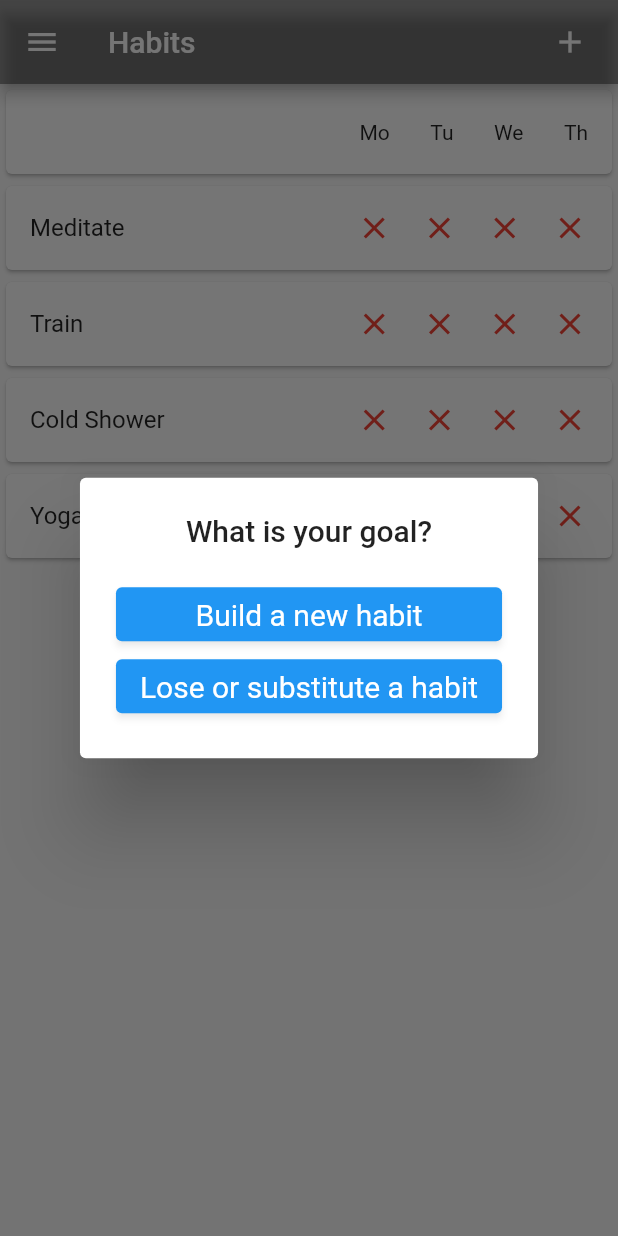
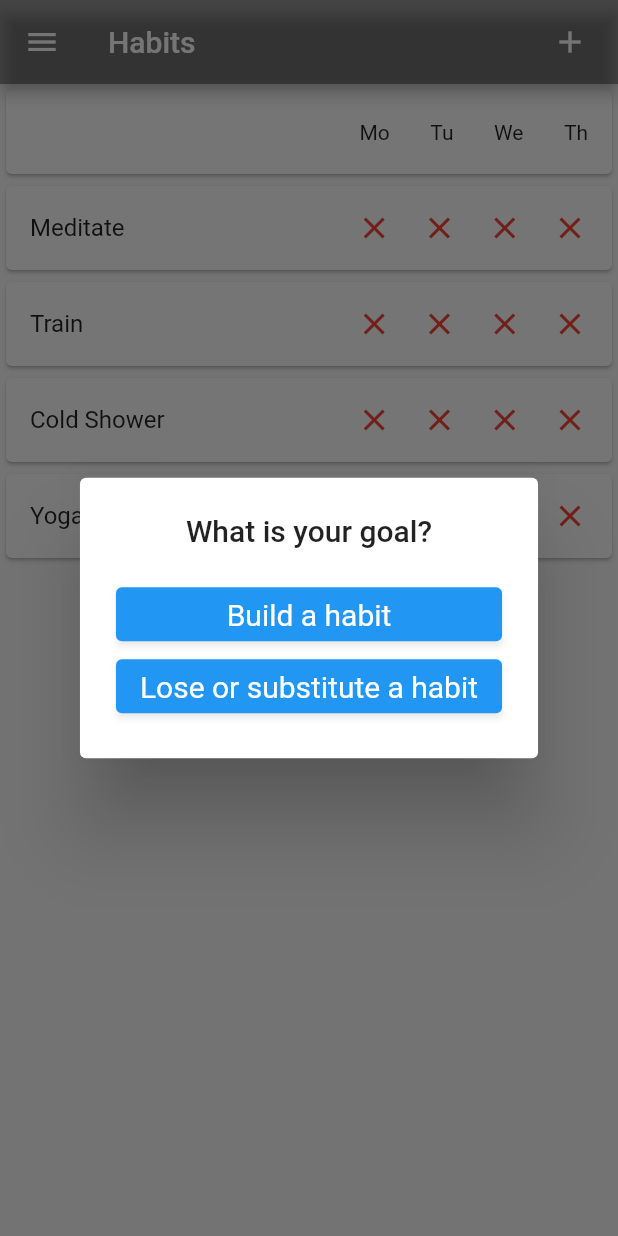
Before and after one commit to renatomameli/Flutter-To-Do-App, a Flutter app: the screen it shows after launch, after a tap on the "add" icon, on a phone screen of 412 x 824 dp. Run offline on Flutter 3.47's test engine with Material 2 defaults, Android fonts, the phone set to English and light mode, and no system bars.

```diff
--- a/lib/main/AddHabitDialog.dart
+++ b/lib/main/AddHabitDialog.dart
@@ -1,41 +1,21 @@
 import 'package:flutter/material.dart';
+import 'package:habit_changer/widgets/EvelatedButtonAddHabit.dart';
 
 import '../routes/AddHabitRoute.dart';
 
 class AddHabitDialog {
   Widget buildPopupDialog(BuildContext context) {
-    final ButtonStyle style =
-    ElevatedButton.styleFrom(
-      shadowColor: Colors.black38,
-      textStyle: const TextStyle(fontSize: 20),
-    );
-
     return new AlertDialog(
-      title: const Center(
-          child: Text("What is your goal?")
-      ),
-      content: new Column(
-        mainAxisSize: MainAxisSize.min,
-        crossAxisAlignment: CrossAxisAlignment.start,
-        children: <Widget>[
-          ElevatedButton(
-            style: style,
-            onPressed: () {
-              Navigator.push(
-                context,
-                MaterialPageRoute(builder: (context) => const AddHabitRoute()),
-              );},
-            child: Center(child: const Text('Build a new habit')),),
-          ElevatedButton(
-            style: style,
-            onPressed: () {
-              Navigator.push(
-                context,
-                MaterialPageRoute(builder: (context) => const AddHabitRoute()),
-              );},
-            child: Center(child: const Text('Lose or substitute a habit')),),
-        ],
-      ),
-    );
+        title: const Center(child: Text("What is your goal?")),
+        content: new Column(
+            mainAxisSize: MainAxisSize.min,
+            crossAxisAlignment: CrossAxisAlignment.start,
+            children: <Widget>[
+              EvelatedButtonAddHabit(
+                  text: "Build a habit", createPage: AddHabitRoute()),
+              EvelatedButtonAddHabit(
+                  text: 'Lose or substitute a habit',
+                  createPage: AddHabitRoute())
+            ]));
   }
 }
--- /dev/null
+++ b/lib/widgets/EvelatedButtonAddHabit.dart
@@ -0,0 +1,30 @@
+import 'package:flutter/material.dart';
+
+
+class EvelatedButtonAddHabit extends StatelessWidget {
+  EvelatedButtonAddHabit({
+    Key? key,
+    required this.createPage, required this.text,
+  }) : super(key: key);
+
+  final Widget createPage;
+  final String text;
+
+  final ButtonStyle style =
+  ElevatedButton.styleFrom(
+    shadowColor: Colors.black38,
+    textStyle: const TextStyle(fontSize: 20),
+  );
+
+  @override
+  Widget build(BuildContext context) {
+    return ElevatedButton(
+      style: style,
+      onPressed: () {
+        Navigator.push(
+          context,
+          MaterialPageRoute(builder: (context) => createPage),
+        );},
+      child: Center(child: Text(text)));
+  }
+}
```
Also changed, not shown: lib/model/NewHabitForm.dart (deleted, +0 -13 lines), lib/routes/AddHabitAttractiveRoute.dart (+51 -15 lines).
